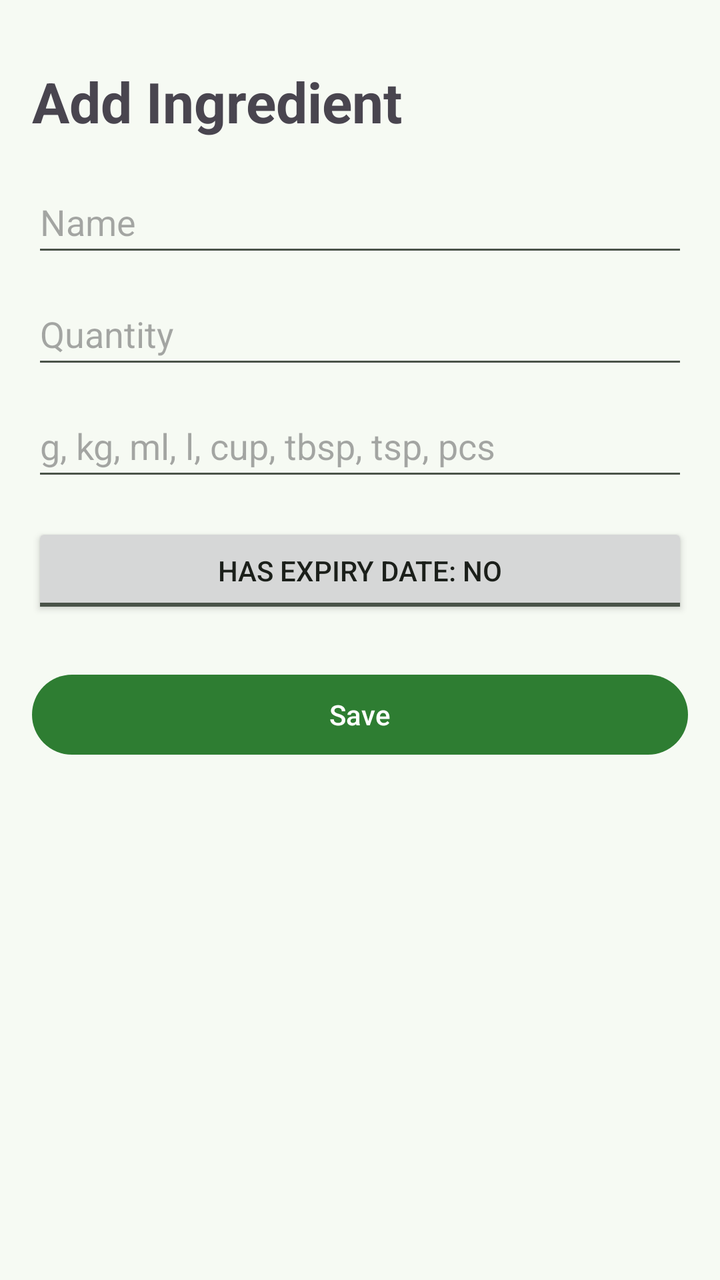
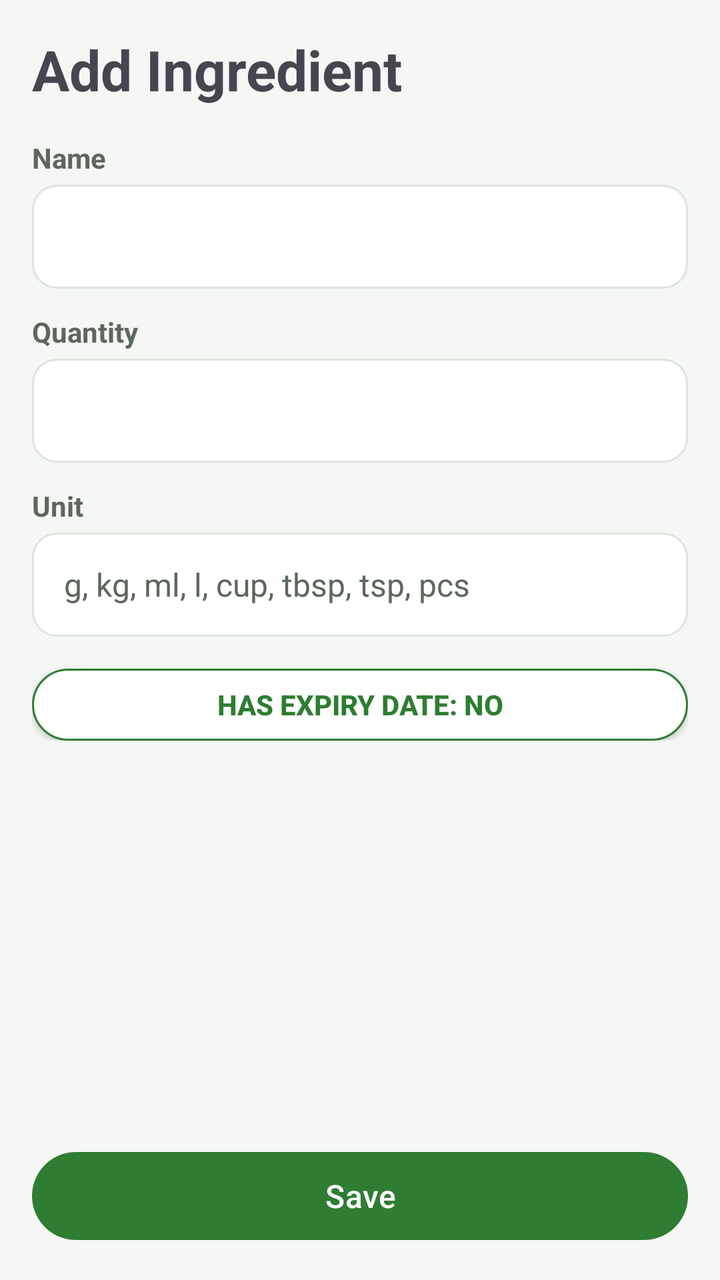

Screens rendered from an Android XML layout before and after an edit, with the pre-edit source and the edit as a unified diff.
<!-- AndroidManifest.xml: application theme Theme.SmartPantryManager -->
<!-- res/layout/activity_add_edit_ingredient.xml -->
<?xml version="1.0" encoding="utf-8"?>
<ScrollView xmlns:android="http://schemas.android.com/apk/res/android"
    android:layout_width="match_parent"
    android:layout_height="match_parent"
    android:fillViewport="true">

    <LinearLayout
        android:layout_width="match_parent"
        android:layout_height="wrap_content"
        android:orientation="vertical"
        android:padding="16dp">

        <TextView
            android:id="@+id/titleText"
            android:layout_width="match_parent"
            android:layout_height="wrap_content"
            android:paddingTop="16dp"
            android:paddingBottom="16dp"
            android:text="Add Ingredient"
            style="@style/TextTitle" />

        <EditText
            android:id="@+id/nameEdit"
            android:layout_width="match_parent"
            android:layout_height="wrap_content"
            android:hint="Name"
            android:inputType="textCapWords"
            android:minHeight="48dp" />

        <EditText
            android:id="@+id/quantityEdit"
            android:layout_width="match_parent"
            android:layout_height="wrap_content"
            android:layout_marginTop="8dp"
            android:hint="Quantity"
            android:inputType="numberDecimal"
            android:minHeight="48dp" />

        <EditText
            android:id="@+id/unitEdit"
            android:layout_width="match_parent"
            android:layout_height="wrap_content"
            android:layout_marginTop="8dp"
            android:hint="g, kg, ml, l, cup, tbsp, tsp, pcs"
            android:inputType="textNoSuggestions"
            android:minHeight="48dp" />

        <ToggleButton
            android:id="@+id/expiryToggle"
            android:layout_width="match_parent"
            android:layout_height="wrap_content"
            android:layout_marginTop="16dp"
            android:textOff="Has expiry date: No"
            android:textOn="Has expiry date: Yes" />

        <DatePicker
            android:id="@+id/expiryPicker"
            android:layout_width="match_parent"
            android:layout_height="wrap_content"
            android:calendarViewShown="false"
            android:datePickerMode="spinner"
            android:visibility="gone" />

        <Button
            android:id="@+id/saveButton"
            android:layout_width="match_parent"
            android:layout_height="wrap_content"
            android:layout_marginTop="24dp"
            android:text="Save" />

        <Button
            android:id="@+id/deleteButton"
            android:layout_width="match_parent"
            android:layout_height="wrap_content"
            android:layout_marginTop="8dp"
            android:text="Delete"
            android:visibility="gone" />

    </LinearLayout>
</ScrollView>
<!-- resources referenced by this layout -->
<resources>
  <style name="TextTitle">
          <item name="android:textSize">28sp</item>
          <item name="android:textStyle">bold</item>
      </style>
  <style name="Theme.SmartPantryManager" parent="Theme.Material3.Light.NoActionBar">
          <item name="colorPrimary">@color/primary</item>
          <item name="colorOnPrimary">@color/on_primary</item>
          <item name="android:colorBackground">@color/background</item>
          <item name="colorSurface">@color/background</item>
          <item name="colorOnSurface">@color/text_primary</item>
          <item name="colorOnSurfaceVariant">@color/text_secondary</item>
          <item name="colorSurfaceContainer">@color/nav_background</item>
          <item name="colorSecondaryContainer">@color/nav_indicator</item>
          <item name="colorOnSecondaryContainer">@color/text_primary</item>
          <item name="android:textColorPrimary">@color/text_primary</item>
          <item name="android:textColorSecondary">@color/text_secondary</item>
      </style>
  <color name="primary">#2E7D32</color>
  <color name="on_primary">#FFFFFF</color>
  <color name="background">#F6FAF3</color>
  <color name="text_secondary">#4A5349</color>
  <color name="nav_background">#EAF1E6</color>
  <color name="nav_indicator">#C8E6C9</color>
  <!-- unchanged entries left out for length: 1 -->
</resources>

<!-- the commit's change to res/layout/activity_add_edit_ingredient.xml (unified diff, before → after) -->
@@ -1,80 +1,117 @@
 <?xml version="1.0" encoding="utf-8"?>
-<ScrollView xmlns:android="http://schemas.android.com/apk/res/android"
+<LinearLayout xmlns:android="http://schemas.android.com/apk/res/android"
     android:layout_width="match_parent"
     android:layout_height="match_parent"
-    android:fillViewport="true">
+    android:background="@color/card_bg"
+    android:fitsSystemWindows="true"
+    android:orientation="vertical">
 
     <LinearLayout
         android:layout_width="match_parent"
-        android:layout_height="wrap_content"
+        android:layout_height="0dp"
+        android:layout_weight="1"
+        android:background="@color/bg_page"
         android:orientation="vertical"
-        android:padding="16dp">
+        android:padding="@dimen/space_page">
 
         <TextView
             android:id="@+id/titleText"
             android:layout_width="match_parent"
             android:layout_height="wrap_content"
-            android:paddingTop="16dp"
-            android:paddingBottom="16dp"
+            android:paddingBottom="@dimen/space_page"
             android:text="Add Ingredient"
             style="@style/TextTitle" />
 
-        <EditText
-            android:id="@+id/nameEdit"
+        <ScrollView
+            android:layout_width="match_parent"
+            android:layout_height="0dp"
+            android:layout_weight="1">
+
+            <LinearLayout
+                android:layout_width="match_parent"
+                android:layout_height="wrap_content"
+                android:orientation="vertical">
+
+                <TextView
+                    android:layout_width="match_parent"
+                    android:layout_height="wrap_content"
+                    android:paddingBottom="@dimen/space_small"
+                    android:text="Name"
+                    style="@style/TextFieldLabel" />
+
+                <EditText
+                    android:id="@+id/nameEdit"
+                    android:layout_width="match_parent"
+                    android:layout_height="wrap_content"
+                    android:inputType="textCapWords"
+                    style="@style/AppInput" />
+
+                <TextView
+                    android:layout_width="match_parent"
+                    android:layout_height="wrap_content"
+                    android:paddingTop="@dimen/space_card_gap"
+                    android:paddingBottom="@dimen/space_small"
+                    android:text="Quantity"
+                    style="@style/TextFieldLabel" />
+
+                <EditText
+                    android:id="@+id/quantityEdit"
+                    android:layout_width="match_parent"
+                    android:layout_height="wrap_content"
+                    android:inputType="numberDecimal"
+                    style="@style/AppInput" />
+
+                <TextView
+                    android:layout_width="match_parent"
+                    android:layout_height="wrap_content"
+                    android:paddingTop="@dimen/space_card_gap"
+                    android:paddingBottom="@dimen/space_small"
+                    android:text="Unit"
+                    style="@style/TextFieldLabel" />
+
+                <EditText
+                    android:id="@+id/unitEdit"
+                    android:layout_width="match_parent"
+                    android:layout_height="wrap_content"
+                    android:hint="g, kg, ml, l, cup, tbsp, tsp, pcs"
+                    android:inputType="textNoSuggestions"
+                    style="@style/AppInput" />
+
+                <ToggleButton
+                    android:id="@+id/expiryToggle"
+                    android:layout_width="match_parent"
+                    android:layout_height="wrap_content"
+                    android:layout_marginTop="@dimen/space_page"
+                    android:textOff="Has expiry date: No"
+                    android:textOn="Has expiry date: Yes"
+                    style="@style/AppToggle" />
+
+                <DatePicker
+                    android:id="@+id/expiryPicker"
+                    android:layout_width="match_parent"
+                    android:layout_height="wrap_content"
+                    android:calendarViewShown="false"
+                    android:datePickerMode="spinner"
+                    android:visibility="gone" />
+
+            </LinearLayout>
+        </ScrollView>
+
+        <Button
+            android:id="@+id/deleteButton"
             android:layout_width="match_parent"
             android:layout_height="wrap_content"
-            android:hint="Name"
-            android:inputType="textCapWords"
-            android:minHeight="48dp" />
-
-        <EditText
-            android:id="@+id/quantityEdit"
-            android:layout_width="match_parent"
-            android:layout_height="wrap_content"
-            android:layout_marginTop="8dp"
-            android:hint="Quantity"
-            android:inputType="numberDecimal"
-            android:minHeight="48dp" />
-
-        <EditText
-            android:id="@+id/unitEdit"
-            android:layout_width="match_parent"
-            android:layout_height="wrap_content"
-            android:layout_marginTop="8dp"
-            android:hint="g, kg, ml, l, cup, tbsp, tsp, pcs"
-            android:inputType="textNoSuggestions"
-            android:minHeight="48dp" />
-
-        <ToggleButton
-            android:id="@+id/expiryToggle"
-            android:layout_width="match_parent"
-            android:layout_height="wrap_content"
-            android:layout_marginTop="16dp"
-            android:textOff="Has expiry date: No"
-            android:textOn="Has expiry date: Yes" />
-
-        <DatePicker
-            android:id="@+id/expiryPicker"
-            android:layout_width="match_parent"
-            android:layout_height="wrap_content"
-            android:calendarViewShown="false"
-            android:datePickerMode="spinner"
-            android:visibility="gone" />
+            android:layout_marginTop="@dimen/space_card_gap"
+            android:text="Delete"
+            android:visibility="gone"
+            style="@style/AppButtonDanger" />
 
         <Button
             android:id="@+id/saveButton"
             android:layout_width="match_parent"
             android:layout_height="wrap_content"
-            android:layout_marginTop="24dp"
+            android:layout_marginTop="@dimen/space_card_gap"
             android:text="Save" />
 
-        <Button
-            android:id="@+id/deleteButton"
-            android:layout_width="match_parent"
-            android:layout_height="wrap_content"
-            android:layout_marginTop="8dp"
-            android:text="Delete"
-            android:visibility="gone" />
-
     </LinearLayout>
-</ScrollView>
+</LinearLayout>
<!-- resource entries referenced after the edit -->
@@ -1,28 +1,126 @@
 <!-- resources referenced by this layout -->
 <resources>
+  <color name="bg_page">#F4F7F4</color>
+  <color name="card_bg">#FFFFFF</color>
+  <dimen name="space_card_gap">12dp</dimen>
+  <dimen name="space_page">16dp</dimen>
+  <dimen name="space_small">4dp</dimen>
+  <style name="AppButtonDanger" parent="AppButton">
+          <item name="backgroundTint">@color/danger</item>
+      </style>
+  <style name="AppInput">
+          <item name="android:background">@drawable/bg_input</item>
+          <item name="android:minHeight">@dimen/input_height</item>
+          <item name="android:paddingStart">@dimen/space_card_padding</item>
+          <item name="android:paddingEnd">@dimen/space_card_padding</item>
+          <item name="android:textColor">@color/text_primary</item>
+          <item name="android:textColorHint">@color/text_secondary</item>
+          <item name="android:textSize">@dimen/text_body</item>
+      </style>
+  <style name="AppToggle">
+          <item name="android:background">@drawable/bg_toggle</item>
+          <item name="android:textColor">@color/toggle_text</item>
+          <item name="android:textSize">@dimen/text_small</item>
+          <item name="android:textStyle">bold</item>
+          <item name="android:minHeight">@dimen/toggle_height</item>
+          <item name="android:minWidth">@dimen/toggle_width</item>
+      </style>
+  <style name="TextFieldLabel">
+          <item name="android:textSize">@dimen/text_small</item>
+          <item name="android:textStyle">bold</item>
+          <item name="android:textColor">@color/text_secondary</item>
+      </style>
   <style name="TextTitle">
-          <item name="android:textSize">28sp</item>
+          <item name="android:textSize">@dimen/text_title</item>
           <item name="android:textStyle">bold</item>
       </style>
   <style name="Theme.SmartPantryManager" parent="Theme.Material3.Light.NoActionBar">
-          <item name="colorPrimary">@color/primary</item>
-          <item name="colorOnPrimary">@color/on_primary</item>
-          <item name="android:colorBackground">@color/background</item>
-          <item name="colorSurface">@color/background</item>
+          <item name="colorPrimary">@color/accent</item>
+          <item name="colorOnPrimary">@color/on_accent</item>
+          <item name="colorSurface">@color/card_bg</item>
           <item name="colorOnSurface">@color/text_primary</item>
           <item name="colorOnSurfaceVariant">@color/text_secondary</item>
-          <item name="colorSurfaceContainer">@color/nav_background</item>
-          <item name="colorSecondaryContainer">@color/nav_indicator</item>
-          <item name="colorOnSecondaryContainer">@color/text_primary</item>
+          <item name="colorSurfaceContainer">@color/card_bg</item>
+          <item name="colorSecondaryContainer">@color/tag_accent_bg</item>
+          <item name="colorOnSecondaryContainer">@color/accent</item>
+          <item name="android:colorBackground">@color/bg_page</item>
+          <item name="android:windowBackground">@color/bg_page</item>
           <item name="android:textColorPrimary">@color/text_primary</item>
           <item name="android:textColorSecondary">@color/text_secondary</item>
+          <item name="android:statusBarColor">@color/card_bg</item>
+          <item name="android:navigationBarColor">@color/card_bg</item>
+          <item name="android:windowLightStatusBar">true</item>
+          <item name="android:windowLightNavigationBar">true</item>
+          <item name="elevationOverlayEnabled">false</item>
+          <item name="materialButtonStyle">@style/AppButton</item>
+          <item name="materialButtonOutlinedStyle">@style/AppButtonOutlined</item>
       </style>
-  <color name="primary">#2E7D32</color>
-  <color name="on_primary">#FFFFFF</color>
-  <color name="background">#F6FAF3</color>
-  <color name="text_secondary">#4A5349</color>
-  <color name="nav_background">#EAF1E6</color>
-  <color name="nav_indicator">#C8E6C9</color>
+  <style name="AppButton" parent="Widget.Material3.Button">
+          <item name="backgroundTint">@color/accent</item>
+          <item name="android:textColor">@color/on_accent</item>
+          <item name="android:textSize">@dimen/text_button</item>
+          <item name="android:minHeight">@dimen/button_height</item>
+          <item name="cornerRadius">@dimen/button_corner</item>
+      </style>
+  <color name="danger">#C62828</color>
+  <!-- drawable bg_input (drawable) -->
+  <?xml version="1.0" encoding="utf-8"?>
+  <shape xmlns:android="http://schemas.android.com/apk/res/android"
+      android:shape="rectangle">
+      <solid android:color="@color/card_bg" />
+      <stroke
+          android:width="@dimen/card_stroke"
+          android:color="@color/card_border" />
+      <corners android:radius="@dimen/input_corner" />
+  </shape>
+  <dimen name="input_height">52dp</dimen>
+  <dimen name="space_card_padding">16dp</dimen>
+  <color name="text_secondary">#5C685C</color>
+  <dimen name="text_body">16sp</dimen>
+  <!-- drawable bg_toggle (drawable) -->
+  <?xml version="1.0" encoding="utf-8"?>
+  <selector xmlns:android="http://schemas.android.com/apk/res/android">
+      <item android:state_checked="true">
+          <shape android:shape="rectangle">
+              <solid android:color="@color/accent" />
+              <stroke
+                  android:width="@dimen/card_stroke"
+                  android:color="@color/accent" />
+              <corners android:radius="@dimen/tag_corner" />
+          </shape>
+      </item>
+      <item>
+          <shape android:shape="rectangle">
+              <solid android:color="@color/card_bg" />
+              <stroke
+                  android:width="@dimen/card_stroke"
+                  android:color="@color/accent" />
+              <corners android:radius="@dimen/tag_corner" />
+          </shape>
+      </item>
+  </selector>
+  <dimen name="text_small">14sp</dimen>
+  <dimen name="toggle_height">36dp</dimen>
+  <dimen name="toggle_width">72dp</dimen>
+  <dimen name="text_title">28sp</dimen>
+  <color name="accent">#2E7D32</color>
+  <color name="on_accent">#FFFFFF</color>
+  <color name="tag_accent_bg">#DDF0DE</color>
+  <style name="AppButtonOutlined" parent="Widget.Material3.Button.OutlinedButton">
+          <item name="strokeColor">@color/accent</item>
+          <item name="strokeWidth">@dimen/card_stroke</item>
+          <item name="android:textColor">@color/accent</item>
+          <item name="android:textSize">@dimen/text_button</item>
+          <item name="android:minHeight">@dimen/button_height</item>
+          <item name="cornerRadius">@dimen/button_corner</item>
+      </style>
+  <dimen name="text_button">16sp</dimen>
+  <dimen name="button_height">52dp</dimen>
+  <dimen name="button_corner">28dp</dimen>
+  <dimen name="card_stroke">1dp</dimen>
+  <color name="card_border">#DDE5DD</color>
+  <dimen name="input_corner">12dp</dimen>
+  <dimen name="tag_corner">50dp</dimen>
   <!-- unchanged entries left out for length: 1 -->
 </resources>
 
